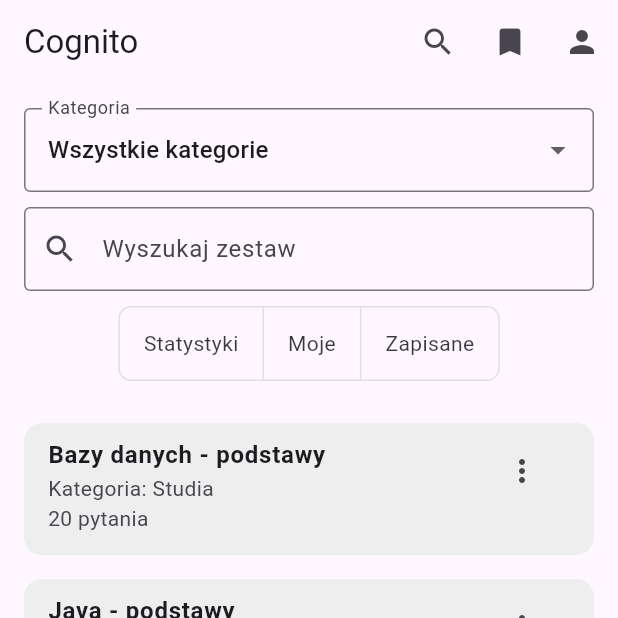
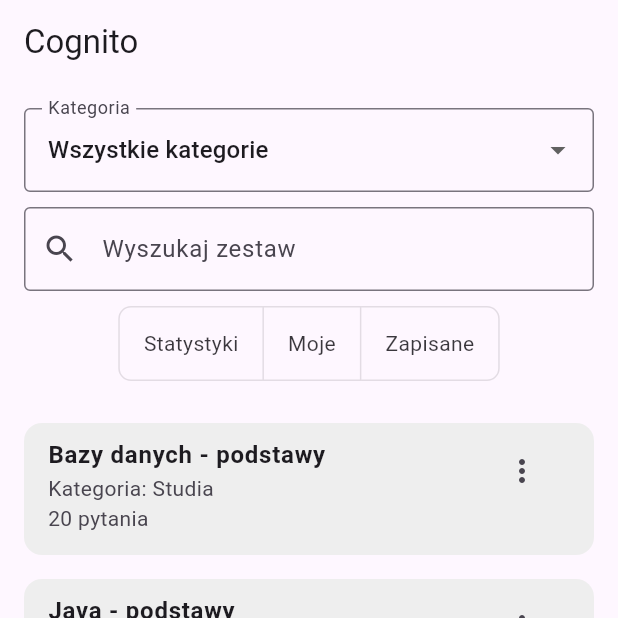
Before and after one commit to Mixx200/Fiszki, a Flutter app: the screen it shows after launch, on a phone screen of 412 x 824 dp, the top half of it. Run offline on Flutter 3.47's test engine with Material 3 defaults, Android fonts, the phone set to English and light mode, and no system bars; our stand-ins replace pie_chart.

Commit message:
Usuniete niepotrzebne przyciski

```diff
--- a/lib/screens/home_screen.dart
+++ b/lib/screens/home_screen.dart
@@ -153,20 +153,7 @@ class _HomeScreenState extends State<HomeScreen> {
       appBar: AppBar(
         title: const Text('Cognito'),
         elevation: 0,
-        actions: [
-          IconButton(
-            icon: const Icon(Icons.search),
-            onPressed: _navigateToSearch,
-          ),
-          IconButton(
-            icon: const Icon(Icons.bookmark),
-            onPressed: _navigateToSavedFlashcards,
-          ),
-          IconButton(
-            icon: const Icon(Icons.person),
-            onPressed: _navigateToMySets,
-          ),
-        ],
+
       ),
       body: Padding(
         padding: const EdgeInsets.all(16.0),
```
